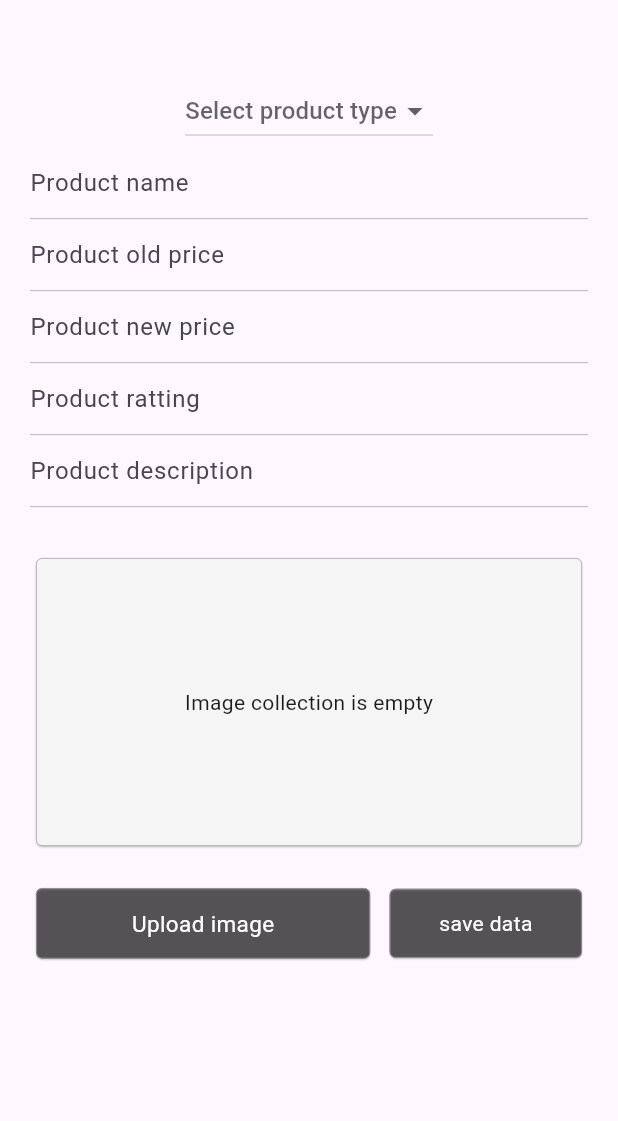
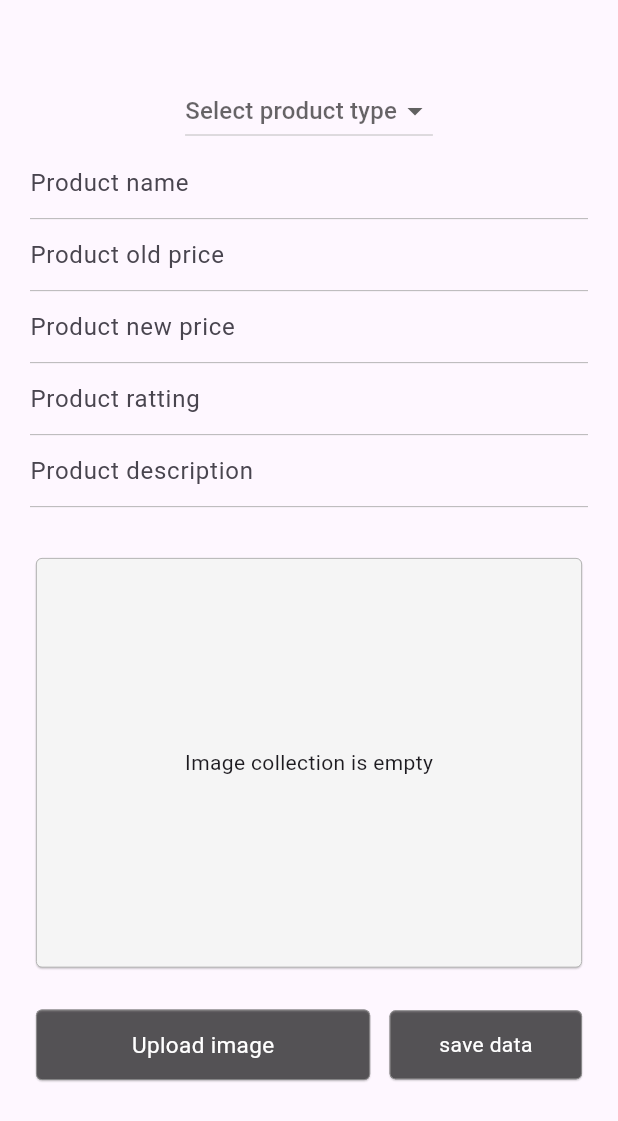
Before and after one commit to Akshay-Panika/Boutique-shop-with-firebase-admin-panel, a Flutter app: the UploadProduct widget shown alone on an empty page, opened directly, on a phone screen of 412 x 824 dp. Shown: the top 1121 px of the screen. Run offline on Flutter 3.47's test engine with Material 3 defaults, Android fonts, the phone set to English and light mode, and no system bars; our stand-ins replace cached_network_image, carousel_slider, cloud_firestore, firebase_auth, firebase_core, firebase_storage and 2 more; missing offline and left inert: razorpay_flutter; accounts and stored records are empty.

Commit message:
Boutique shopping app with firebase

```diff
--- a/lib/Admin_folder/Dashboard_screen/Screen_view/total_order_screen.dart
+++ b/lib/Admin_folder/Dashboard_screen/Screen_view/total_order_screen.dart
@@ -37,6 +37,7 @@ class TotalOrderScreen extends StatelessWidget {
                           children: [
                             ListView.builder(
                               shrinkWrap: true,
+                              physics: const NeverScrollableScrollPhysics(),
                               itemCount: data['items'].length,
                               itemBuilder: (context, index) {
                                 return  Row(
--- a/lib/Admin_folder/Dashboard_screen/Upload_product/upload__product.dart
+++ b/lib/Admin_folder/Dashboard_screen/Upload_product/upload__product.dart
@@ -99,8 +99,7 @@ class _UploadProductState extends State<UploadProduct> {
 
   @override
   Widget build(BuildContext context) {
-    return  SingleChildScrollView(
-      child: Padding(
+    return  Padding(
       padding: const EdgeInsets.symmetric(horizontal: 20.0),
       child: Column(
         children: [
@@ -134,13 +133,12 @@ class _UploadProductState extends State<UploadProduct> {
           TextFieldWidget(hintText: "Product description", controller: descriptionController),
 
           30.height,
-            SizedBox(height: 200,
+            Expanded(
             child: imagesList.isEmpty // If no images is selected
                 ?  CardWidget(
                 color: Colors.grey.shade100,
                 child:  const Center(child: Text("Image collection is empty",),))
-                  : Expanded(
-                    child: GridView.builder(
+                : GridView.builder(
               itemCount: imagesList.length,
               gridDelegate:
               const SliverGridDelegateWithFixedCrossAxisCount(
@@ -149,7 +147,6 @@ class _UploadProductState extends State<UploadProduct> {
               itemBuilder: (BuildContext context, int index) {
                 return CardWidget(child: Image.file(imagesList[index],fit: BoxFit.fill,));
               },
-              ),
             ),
           ),
 
@@ -209,7 +206,6 @@ class _UploadProductState extends State<UploadProduct> {
           ),
         ],
       ),
-      ),
     );
   }
 }
--- a/lib/Ui_folder/Your_orders_screen/your_orders_screen.dart
+++ b/lib/Ui_folder/Your_orders_screen/your_orders_screen.dart
@@ -36,6 +36,7 @@ class YourOrderScreen extends StatelessWidget {
                       children: [
                         ListView.builder(
                           shrinkWrap: true,
+                          physics: const NeverScrollableScrollPhysics(),
                           itemCount: data['items'].length,
                           itemBuilder: (context, index) {
                             return  Row(
```
Also changed, not shown: lib/Ui_folder/Home_screen/Contents/popular_product.dart (+2 -5 lines). Lines whose indentation alone changed are shown as unchanged.
